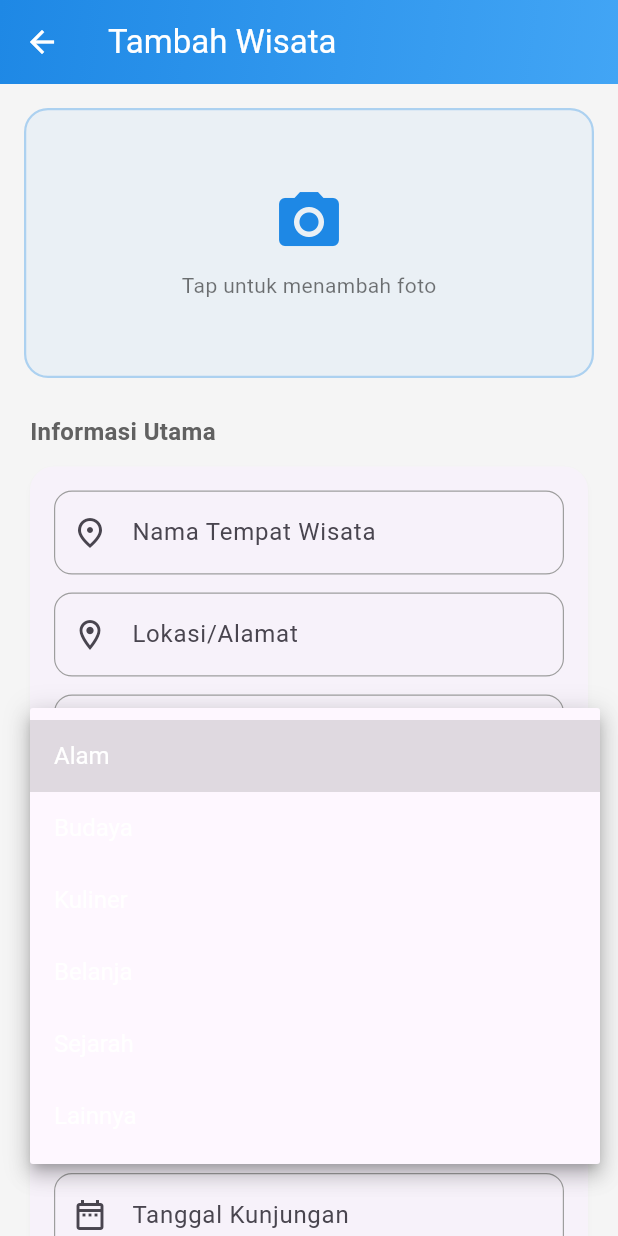
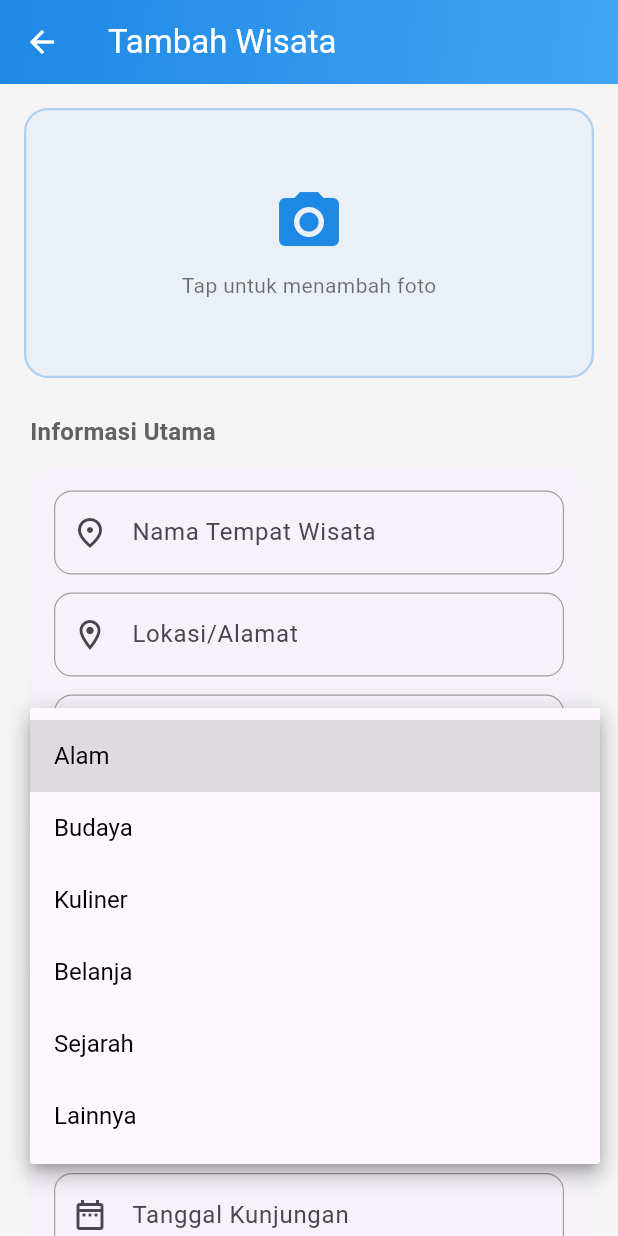
Before and after one commit to AnggaPrabaswara/PROJECT-AKHIR-PEMMOB, a Flutter app: the AddWisataPage screen opened by its route, after a tap on "Kategori", on a phone screen of 412 x 824 dp. Run offline on Flutter 3.47's test engine with Material 3 defaults, Android fonts, the phone set to English and light mode, and no system bars; our stand-ins replace firebase_auth, firebase_core, geolocator, image_picker, shared_preferences, sqflite; accounts and stored records are empty.

Commit message:
Update Final Code

```diff
--- a/lib/pages/add_wisata_page.dart
+++ b/lib/pages/add_wisata_page.dart
@@ -287,7 +287,7 @@ class _AddWisataPageState extends State<AddWisataPage> {
                 children: [
                   DropdownButtonFormField<String>(
                     value: _kategori,
-                    items: _kategoriList.map((k) => DropdownMenuItem(value: k, child: Text(k))).toList(),
+                    items: _kategoriList.map((k) => DropdownMenuItem(value: k, child: Text(k, style: TextStyle(color: Colors.black)))).toList(),
                     onChanged: (v) => setState(() => _kategori = v),
                     decoration: _buildInputDecoration(label: 'Kategori', icon: Icons.category_outlined),
                     validator: (v) => v == null ? 'Pilih kategori' : null,
--- a/lib/pages/settings_page.dart
+++ b/lib/pages/settings_page.dart
@@ -142,7 +142,7 @@ class _SettingsPageState extends State<SettingsPage> {
                             children: [
                               Icon(_iconForKategori(k), color: primaryColor, size: 20),
                               const SizedBox(width: 8),
-                              Text(k),
+                              Text(k, style: TextStyle(color: Theme.of(context).brightness == Brightness.dark ? Colors.white : Colors.black)),
                             ],
                           ),
                         )).toList(),
```
Also changed, not shown: 2 other files.
